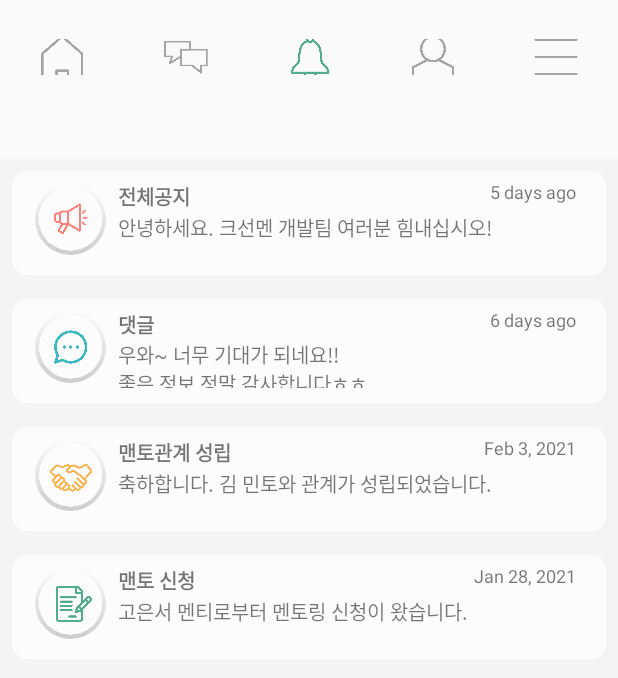
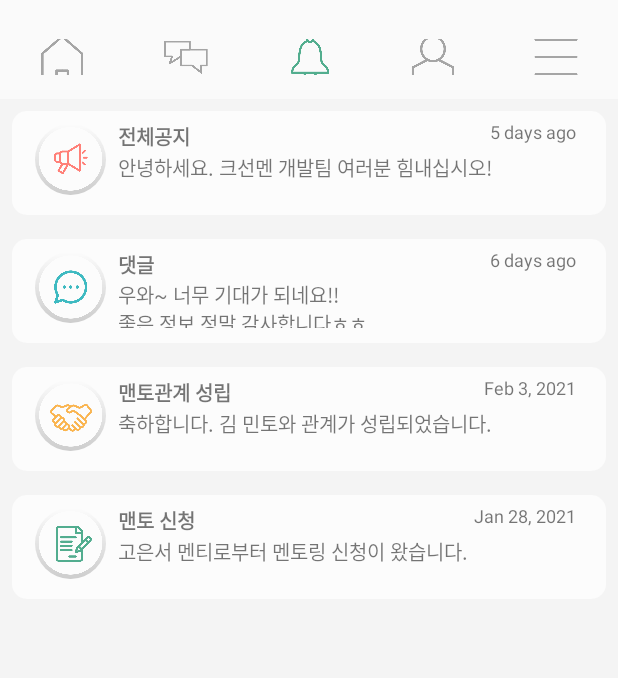
Before and after one commit to mancityg/CSMproject_Android, an Android app: the AlarmpageFragment screen opened through its navigation route, on a phone screen of 412 x 824 dp. Shown: the top 678 px of the screen. Run offline under Robolectric (Android 15) with nearby library versions, the phone set to English and light mode, and no system bars; our stand-ins replace navigation-ui.

Commit message:
네비게이션 바와 fragment 사이 constraint 바꿈

```diff
--- a/app/src/main/res/layout/activity_main.xml
+++ b/app/src/main/res/layout/activity_main.xml
@@ -23,30 +23,29 @@
         app:layout_constraintTop_toTopOf="parent"
         app:menu="@menu/top_nav_menu" />
 
+
     <fragment
         android:id="@+id/main_nav_host_fragment"
         android:name="androidx.navigation.fragment.NavHostFragment"
-        android:layout_width="match_parent"
-        android:layout_height="match_parent"
+        android:layout_width="0dp"
+        android:layout_height="0dp"
         app:defaultNavHost="true"
         app:layout_constraintBottom_toBottomOf="parent"
         app:layout_constraintEnd_toEndOf="parent"
-        app:layout_constraintHorizontal_bias="1.0"
+        app:layout_constraintHorizontal_bias="0.0"
         app:layout_constraintStart_toStartOf="parent"
-        app:layout_constraintTop_toTopOf="parent"
-        app:layout_constraintVertical_bias="1.0"
+        app:layout_constraintTop_toBottomOf="@+id/main_nav_view"
         app:navGraph="@navigation/home_nav_graph" />
 
-
     <androidx.appcompat.widget.LinearLayoutCompat
+        android:id="@+id/linearLayoutCompat"
         android:layout_width="match_parent"
         android:layout_height="11dp"
+        android:background="?android:attr/windowBackground"
+        android:elevation="8dp"
         android:orientation="vertical"
-        android:background="?android:attr/windowBackground"
-        app:layout_constraintTop_toTopOf="parent"
+        app:layout_constraintEnd_toEndOf="parent"
         app:layout_constraintStart_toStartOf="parent"
-        app:layout_constraintEnd_toEndOf="parent"
-        android:elevation="8dp"
-        />
+        app:layout_constraintTop_toTopOf="parent" />
 
 </androidx.constraintlayout.widget.ConstraintLayout>
--- a/app/src/main/res/layout/fragment_alarmpage.xml
+++ b/app/src/main/res/layout/fragment_alarmpage.xml
@@ -9,7 +9,6 @@
     <LinearLayout
         android:layout_width="match_parent"
         android:layout_height="match_parent"
-        android:layout_marginTop="106dp"
         android:orientation="vertical">
 
         <androidx.recyclerview.widget.RecyclerView
--- a/app/src/main/res/layout/fragment_etcpage.xml
+++ b/app/src/main/res/layout/fragment_etcpage.xml
@@ -14,7 +14,7 @@
         <LinearLayout
             android:layout_width="wrap_content"
             android:layout_height="match_parent"
-            android:layout_marginTop="106dp"
+            android:layout_marginTop="40dp"
             android:layout_weight="4"
             android:orientation="vertical">
 
--- a/app/src/main/res/layout/fragment_mainpage.xml
+++ b/app/src/main/res/layout/fragment_mainpage.xml
@@ -14,7 +14,7 @@
         app:layout_constraintEnd_toEndOf="parent"
         app:layout_constraintTop_toTopOf="parent"
         app:layout_constraintBottom_toBottomOf="parent"
-        app:layout_constraintVertical_bias="0.25"
+        app:layout_constraintVertical_bias="0.15"
         />
 
     <androidx.appcompat.widget.AppCompatTextView
@@ -29,7 +29,7 @@
         app:layout_constraintEnd_toEndOf="parent"
         app:layout_constraintStart_toStartOf="parent"
         app:layout_constraintTop_toTopOf="parent"
-        app:layout_constraintVertical_bias="0.465" />
+        app:layout_constraintVertical_bias="0.435" />
 
     <com.google.android.material.circularreveal.CircularRevealFrameLayout
         android:id="@+id/faces"
@@ -153,7 +153,7 @@
         app:layout_constraintEnd_toEndOf="parent"
         app:layout_constraintStart_toStartOf="parent"
         app:layout_constraintTop_toTopOf="parent"
-        app:layout_constraintVertical_bias="0.553" />
+        app:layout_constraintVertical_bias="0.52" />
 
     <SlidingDrawer
         android:id="@+id/slidingDrawer"
```
Also changed, not shown: app/build.gradle (+3 -10 lines).
